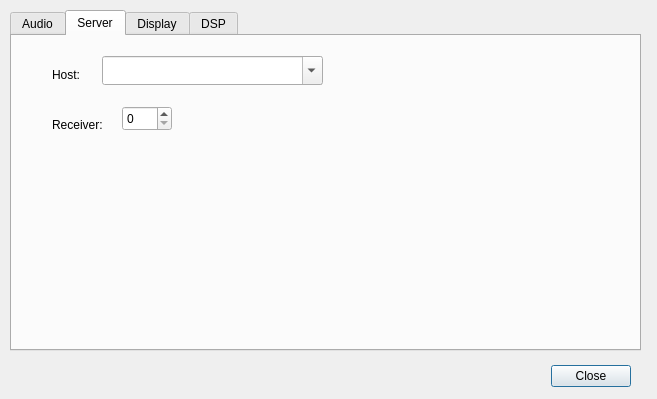
Qt form trunk/src/QtRadio/Configure.ui (8cH9azbsFifZ/ghpsdr3) before a commit.
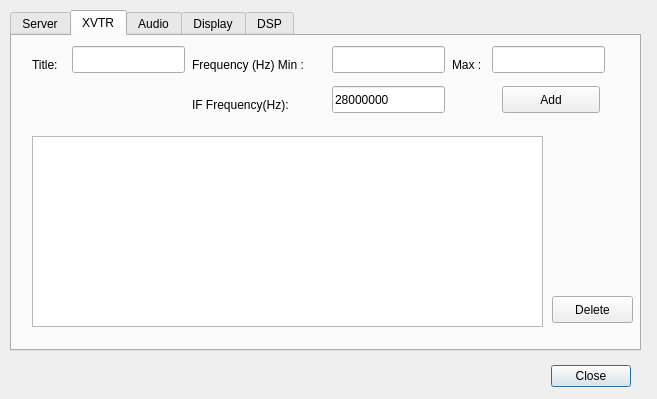
The same form after that commit.

Commit message: start of XVTR support

```diff
--- a/trunk/src/QtRadio/Configure.ui
+++ b/trunk/src/QtRadio/Configure.ui
@@ -41,6 +41,205 @@
    <property name="currentIndex">
     <number>1</number>
    </property>
+   <widget class="QWidget" name="Server">
+    <attribute name="title">
+     <string>Server</string>
+    </attribute>
+    <widget class="QLabel" name="label_6">
+     <property name="geometry">
+      <rect>
+       <x>40</x>
+       <y>30</y>
+       <width>41</width>
+       <height>17</height>
+      </rect>
+     </property>
+     <property name="text">
+      <string>Host:</string>
+     </property>
+    </widget>
+    <widget class="QComboBox" name="hostComboBox">
+     <property name="geometry">
+      <rect>
+       <x>90</x>
+       <y>20</y>
+       <width>221</width>
+       <height>29</height>
+      </rect>
+     </property>
+     <property name="editable">
+      <bool>true</bool>
+     </property>
+     <property name="insertPolicy">
+      <enum>QComboBox::InsertAtTop</enum>
+     </property>
+    </widget>
+    <widget class="QLabel" name="label_7">
+     <property name="geometry">
+      <rect>
+       <x>40</x>
+       <y>80</y>
+       <width>62</width>
+       <height>17</height>
+      </rect>
+     </property>
+     <property name="text">
+      <string>Receiver:</string>
+     </property>
+    </widget>
+    <widget class="QSpinBox" name="rxSpinBox">
+     <property name="geometry">
+      <rect>
+       <x>110</x>
+       <y>70</y>
+       <width>50</width>
+       <height>25</height>
+      </rect>
+     </property>
+     <property name="maximum">
+      <number>3</number>
+     </property>
+    </widget>
+   </widget>
+   <widget class="QWidget" name="XVTR">
+    <property name="enabled">
+     <bool>true</bool>
+    </property>
+    <attribute name="title">
+     <string>XVTR</string>
+    </attribute>
+    <widget class="QLabel" name="label_21">
+     <property name="geometry">
+      <rect>
+       <x>180</x>
+       <y>20</y>
+       <width>141</width>
+       <height>17</height>
+      </rect>
+     </property>
+     <property name="text">
+      <string>Frequency (Hz) Min :</string>
+     </property>
+    </widget>
+    <widget class="QLineEdit" name="minFrequencyLineEdit">
+     <property name="geometry">
+      <rect>
+       <x>320</x>
+       <y>10</y>
+       <width>113</width>
+       <height>27</height>
+      </rect>
+     </property>
+    </widget>
+    <widget class="QLabel" name="label_22">
+     <property name="geometry">
+      <rect>
+       <x>20</x>
+       <y>20</y>
+       <width>41</width>
+       <height>17</height>
+      </rect>
+     </property>
+     <property name="text">
+      <string>Title:</string>
+     </property>
+    </widget>
+    <widget class="QLineEdit" name="titleLineEdit">
+     <property name="geometry">
+      <rect>
+       <x>60</x>
+       <y>10</y>
+       <width>113</width>
+       <height>27</height>
+      </rect>
+     </property>
+    </widget>
+    <widget class="QLabel" name="label_24">
+     <property name="geometry">
+      <rect>
+       <x>440</x>
+       <y>20</y>
+       <width>41</width>
+       <height>17</height>
+      </rect>
+     </property>
+     <property name="text">
+      <string>Max :</string>
+     </property>
+    </widget>
+    <widget class="QLineEdit" name="maxFrequencyLineEdit">
+     <property name="geometry">
+      <rect>
+       <x>480</x>
+       <y>10</y>
+       <width>113</width>
+       <height>27</height>
+      </rect>
+     </property>
+    </widget>
+    <widget class="QLabel" name="label_25">
+     <property name="geometry">
+      <rect>
+       <x>180</x>
+       <y>60</y>
+       <width>121</width>
+       <height>17</height>
+      </rect>
+     </property>
+     <property name="text">
+      <string>IF Frequency(Hz):</string>
+     </property>
+    </widget>
+    <widget class="QLineEdit" name="ifFrequencyLineEdit">
+     <property name="geometry">
+      <rect>
+       <x>320</x>
+       <y>50</y>
+       <width>113</width>
+       <height>27</height>
+      </rect>
+     </property>
+     <property name="text">
+      <string>28000000</string>
+     </property>
+    </widget>
+    <widget class="QPushButton" name="addPushButton">
+     <property name="geometry">
+      <rect>
+       <x>490</x>
+       <y>50</y>
+       <width>98</width>
+       <height>27</height>
+      </rect>
+     </property>
+     <property name="text">
+      <string>Add</string>
+     </property>
+    </widget>
+    <widget class="QTableView" name="XVTRTableView">
+     <property name="geometry">
+      <rect>
+       <x>20</x>
+       <y>100</y>
+       <width>511</width>
+       <height>191</height>
+      </rect>
+     </property>
+    </widget>
+    <widget class="QPushButton" name="deletePushButton">
+     <property name="geometry">
+      <rect>
+       <x>540</x>
+       <y>260</y>
+       <width>81</width>
+       <height>27</height>
+      </rect>
+     </property>
+     <property name="text">
+      <string>Delete</string>
+     </property>
+    </widget>
+   </widget>
    <widget class="QWidget" name="Audio">
     <attribute name="title">
      <string>Audio</string>
@@ -167,66 +366,6 @@
      </property>
     </widget>
    </widget>
-   <widget class="QWidget" name="Server">
-    <attribute name="title">
-     <string>Server</string>
-    </attribute>
-    <widget class="QLabel" name="label_6">
-     <property name="geometry">
-      <rect>
-       <x>40</x>
-       <y>30</y>
-       <width>41</width>
-       <height>17</height>
-      </rect>
-     </property>
-     <property name="text">
-      <string>Host:</string>
-     </property>
-    </widget>
-    <widget class="QComboBox" name="hostComboBox">
-     <property name="geometry">
-      <rect>
-       <x>90</x>
-       <y>20</y>
-       <width>221</width>
-       <height>29</height>
-      </rect>
-     </property>
-     <property name="editable">
-      <bool>true</bool>
-     </property>
-     <property name="insertPolicy">
-      <enum>QComboBox::InsertAtTop</enum>
-     </property>
-    </widget>
-    <widget class="QLabel" name="label_7">
-     <property name="geometry">
-      <rect>
-       <x>40</x>
-       <y>80</y>
-       <width>62</width>
-       <height>17</height>
-      </rect>
-     </property>
-     <property name="text">
-      <string>Receiver:</string>
-     </property>
-    </widget>
-    <widget class="QSpinBox" name="rxSpinBox">
-     <property name="geometry">
-      <rect>
-       <x>110</x>
-       <y>70</y>
-       <width>50</width>
-       <height>25</height>
-      </rect>
-     </property>
-     <property name="maximum">
-      <number>3</number>
-     </property>
-    </widget>
-   </widget>
    <widget class="QWidget" name="Display">
     <attribute name="title">
      <string>Display</string>
```
The commit also changes 2 other files.
